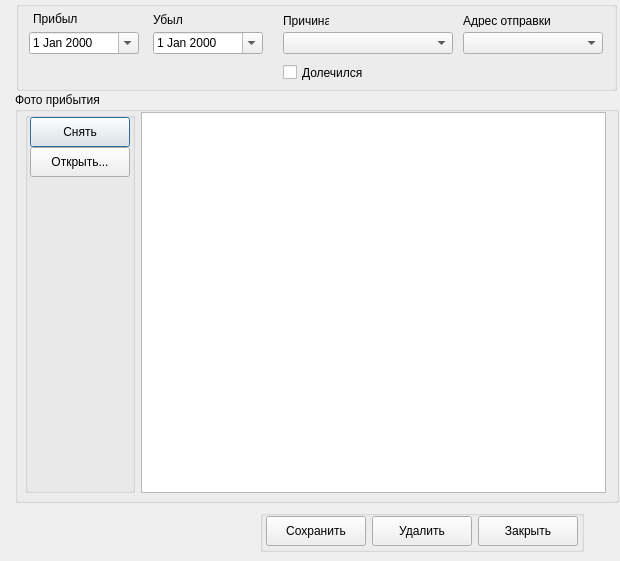
This is arrive_form.ui in moisizz/Rehab-Database-Client as Qt 5 draws it before an edit. The edited form follows.
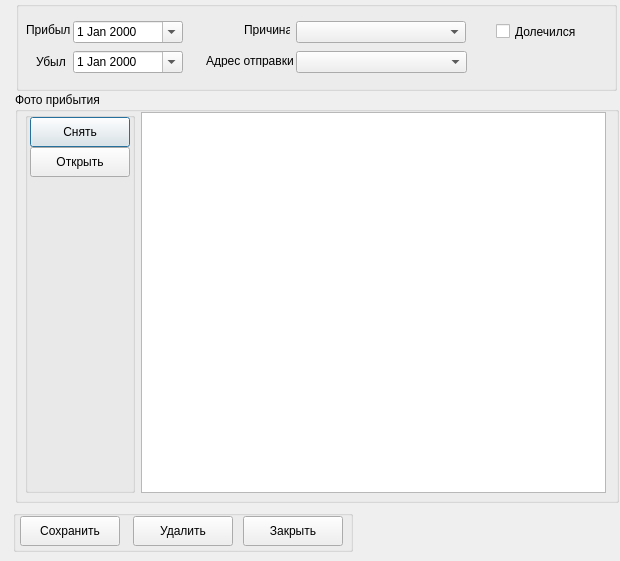
This is the edited form. Icons and pictures are not drawn.

The edit to the form file:
```diff
--- a/arrive_form.ui
+++ b/arrive_form.ui
@@ -126,7 +126,11 @@
          <enum>Qt::LeftToRight</enum>
         </property>
         <property name="text">
-         <string>Открыть...</string>
+         <string>Открыть</string>
+        </property>
+        <property name="icon">
+         <iconset resource="icons.qrc">
+          <normaloff>:/icons/open_image</normaloff>:/icons/open_image</iconset>
         </property>
        </widget>
       </widget>
@@ -164,8 +168,8 @@
    <widget class="QCheckBox" name="is_cure">
     <property name="geometry">
      <rect>
-      <x>267</x>
-      <y>63</y>
+      <x>480</x>
+      <y>22</y>
       <width>80</width>
       <height>17</height>
      </rect>
@@ -177,9 +181,9 @@
    <widget class="QComboBox" name="send_address_id">
     <property name="geometry">
      <rect>
-      <x>447</x>
-      <y>31</y>
-      <width>140</width>
+      <x>280</x>
+      <y>50</y>
+      <width>171</width>
       <height>22</height>
      </rect>
     </property>
@@ -187,8 +191,8 @@
    <widget class="QDateEdit" name="arrive_date">
     <property name="geometry">
      <rect>
-      <x>13</x>
-      <y>31</y>
+      <x>57</x>
+      <y>20</y>
       <width>110</width>
       <height>22</height>
      </rect>
@@ -200,8 +204,8 @@
    <widget class="QLabel" name="label_3">
     <property name="geometry">
      <rect>
-      <x>137</x>
-      <y>11</y>
+      <x>20</x>
+      <y>53</y>
       <width>31</width>
       <height>16</height>
      </rect>
@@ -213,8 +217,8 @@
    <widget class="QComboBox" name="leave_cause_id">
     <property name="geometry">
      <rect>
-      <x>267</x>
-      <y>31</y>
+      <x>280</x>
+      <y>20</y>
       <width>170</width>
       <height>22</height>
      </rect>
@@ -223,8 +227,8 @@
    <widget class="QLabel" name="label_2">
     <property name="geometry">
      <rect>
-      <x>17</x>
-      <y>11</y>
+      <x>10</x>
+      <y>22</y>
       <width>46</width>
       <height>13</height>
      </rect>
@@ -236,8 +240,8 @@
    <widget class="QLabel" name="label_4">
     <property name="geometry">
      <rect>
-      <x>267</x>
-      <y>13</y>
+      <x>228</x>
+      <y>22</y>
       <width>46</width>
       <height>13</height>
      </rect>
@@ -249,8 +253,8 @@
    <widget class="QDateEdit" name="leave_date">
     <property name="geometry">
      <rect>
-      <x>137</x>
-      <y>31</y>
+      <x>57</x>
+      <y>50</y>
       <width>110</width>
       <height>22</height>
      </rect>
@@ -262,8 +266,8 @@
    <widget class="QLabel" name="send_address_id_label">
     <property name="geometry">
      <rect>
-      <x>447</x>
-      <y>13</y>
+      <x>190</x>
+      <y>53</y>
       <width>90</width>
       <height>13</height>
      </rect>
@@ -276,9 +280,9 @@
   <widget class="QGroupBox" name="buttonBox">
    <property name="geometry">
     <rect>
-     <x>260</x>
+     <x>13</x>
      <y>510</y>
-     <width>324</width>
+     <width>340</width>
      <height>42</height>
     </rect>
    </property>
@@ -300,7 +304,7 @@
    <widget class="QPushButton" name="closeButton">
     <property name="geometry">
      <rect>
-      <x>218</x>
+      <x>230</x>
       <y>6</y>
       <width>100</width>
       <height>30</height>
@@ -331,7 +335,7 @@
    <widget class="QPushButton" name="deleteButton">
     <property name="geometry">
      <rect>
-      <x>112</x>
+      <x>120</x>
       <y>6</y>
       <width>100</width>
       <height>30</height>
@@ -362,7 +366,7 @@
    <widget class="QPushButton" name="saveButton">
     <property name="geometry">
      <rect>
-      <x>6</x>
+      <x>7</x>
       <y>6</y>
       <width>100</width>
       <height>30</height>
```
Left out of the diff: 26 changed lines with no effect on the pictures.
